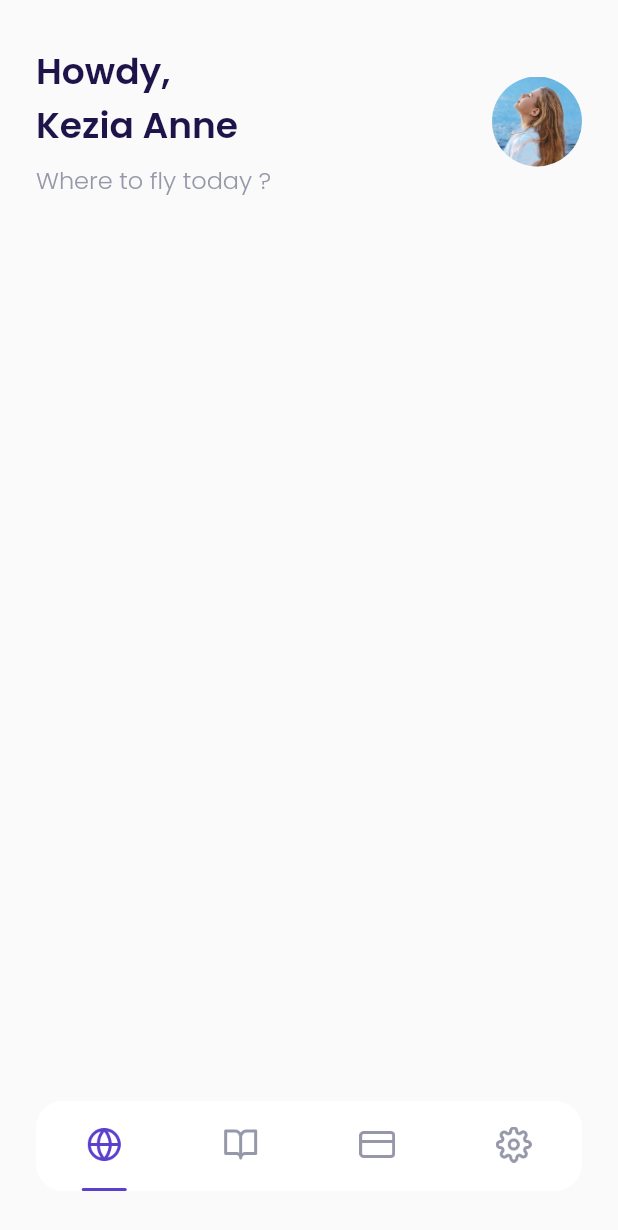
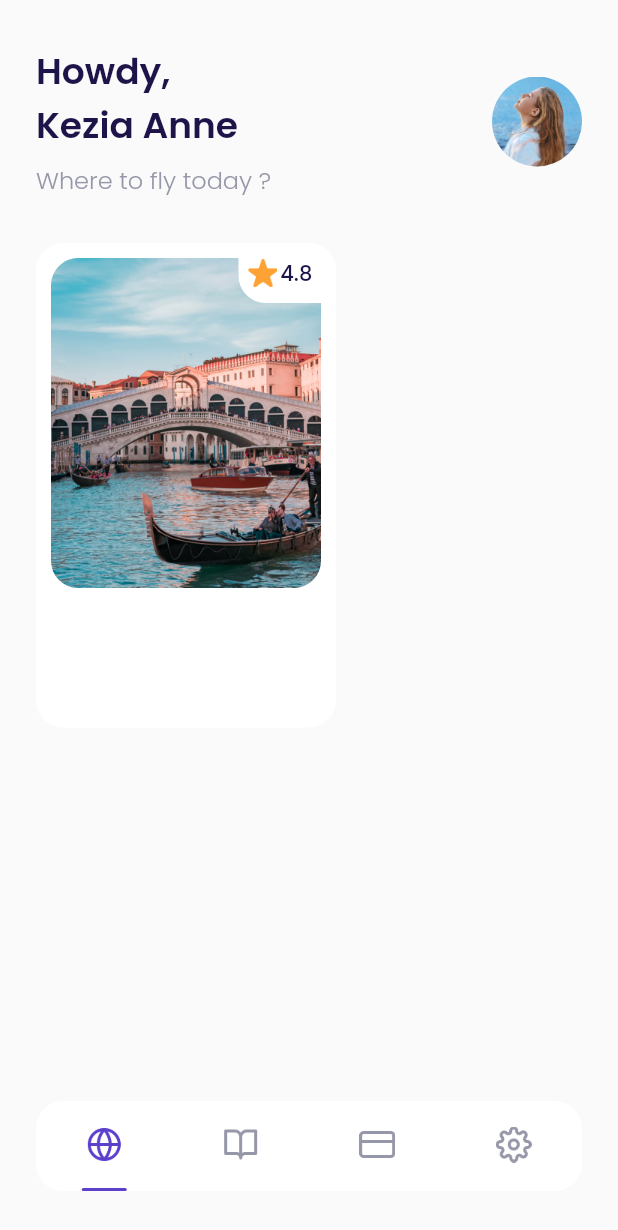
Before and after one commit to mrum13/airplane-flutter, a Flutter app: the MainPage screen opened by its route, on a phone screen of 412 x 824 dp. Shown: the top 1230 px of the screen. Run offline on Flutter 3.47's test engine with Material 2 defaults, Android fonts, the phone set to English and light mode, and no system bars; our stand-ins replace google_fonts.

Commit message:
Slicing Home Card Popular

```diff
--- a/lib/ui/pages/home_page.dart
+++ b/lib/ui/pages/home_page.dart
@@ -48,9 +48,77 @@ class HomePage extends StatelessWidget {
       );
     }
 
+    Widget popularDestinations() {
+      return Container(
+        margin: EdgeInsets.only(top:30),
+        child: Row(
+          children: [
+            Container(
+              width: 200,
+              height: 323,
+              margin: EdgeInsets.only(left: 24),
+              padding: EdgeInsets.all(10),
+              decoration: BoxDecoration(
+                borderRadius: BorderRadius.circular(18),
+                color: kWhiteColor
+              ),
+              child: Column(
+                children: [
+                  Container(
+                    width: 180,
+                    height: 220,
+                    decoration: BoxDecoration(
+                      borderRadius: BorderRadius.circular(18),
+                      image: DecorationImage(
+                        image: AssetImage(
+                          'assets/image_destination1.png',
+                        )
+                      )
+                    ),
+                    child: Align(
+                      alignment: Alignment.topRight,
+                      child: Container(
+                        width: 55,
+                        height: 30,
+                        decoration: BoxDecoration(
+                          color: kWhiteColor,
+                          borderRadius: BorderRadius.only(bottomLeft: Radius.circular(18),),
+                        ),
+                        child: Row(
+                          mainAxisAlignment: MainAxisAlignment.center,
+                          crossAxisAlignment: CrossAxisAlignment.start,
+                          children: [
+                          Container(
+                            width: 20,
+                            height: 20,
+                            margin: EdgeInsets.only(right: 2),
+                            decoration: BoxDecoration(
+                              image: DecorationImage(
+                                image: AssetImage(
+                                  'assets/icon_star.png'
+                                ),
+                              ),
+                            ),
+                          ),
+                          Text('4.8',
+                            style: blackTextStyle.copyWith(
+                              fontWeight: medium,
+                            ),)
+                        ],),
+                      ),
+                    ),
+                  )
+                ],),
+            )
+          ],
+        ),
+      );
+    }
+
     return ListView(
       children: [
         header(),
+        popularDestinations(),
       ],
     );
   }
```
